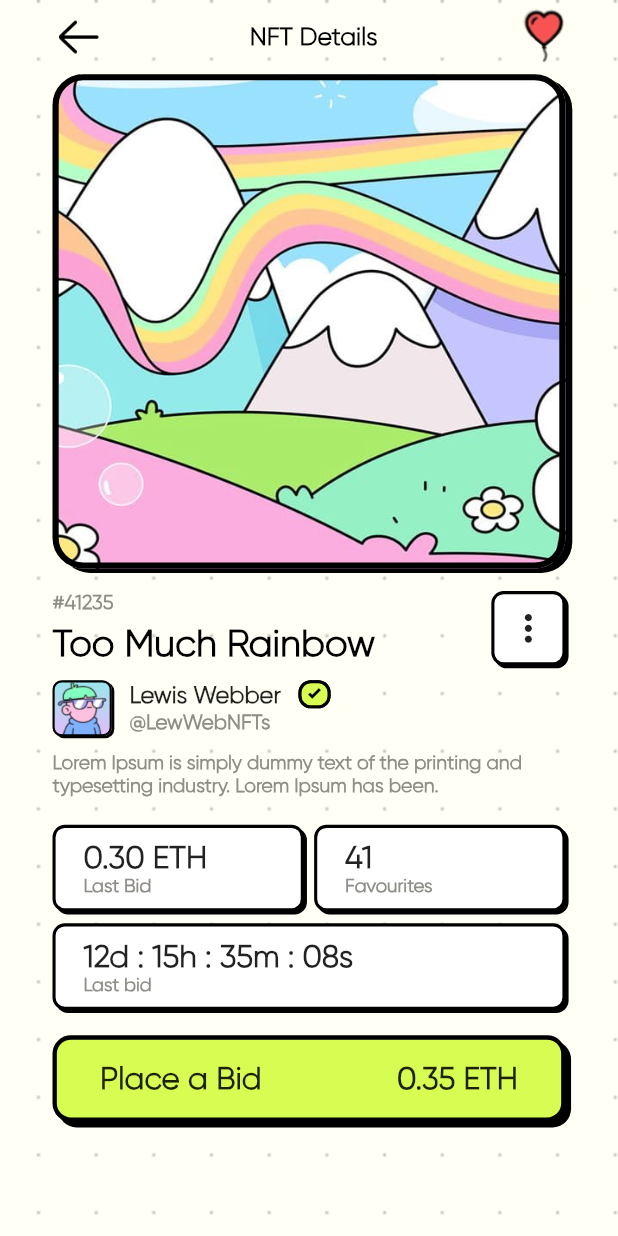
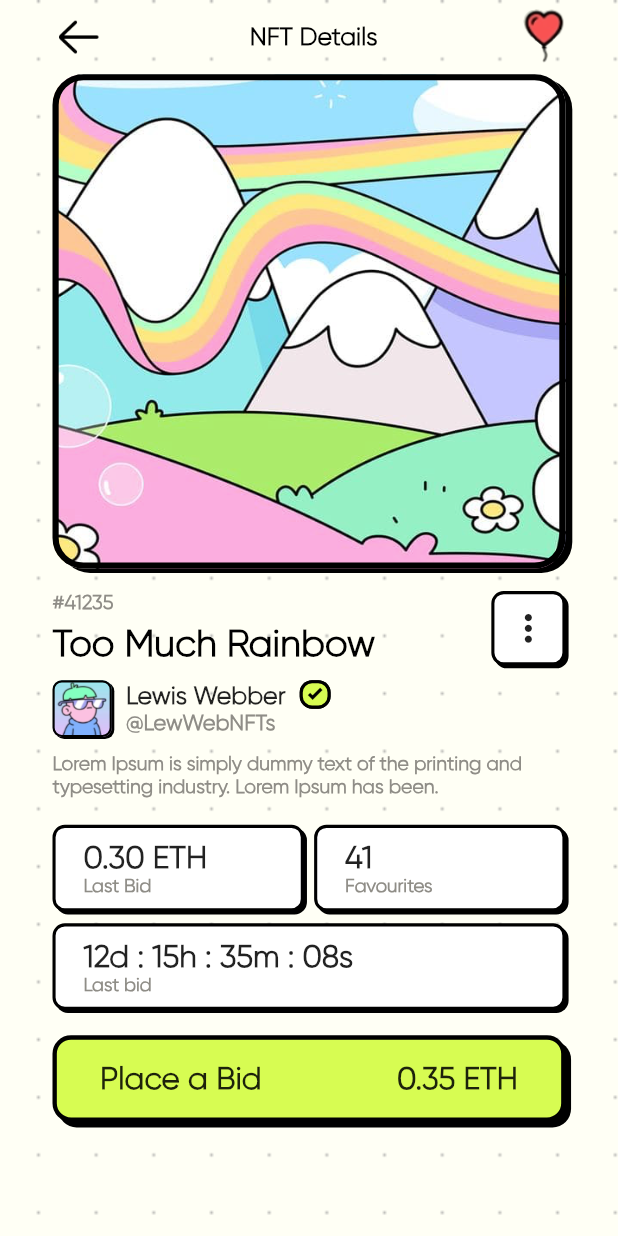
Before and after one commit to oberdancunha/flutter-neubrutalism-nft-marketplace, a Flutter app: the screen it shows after launch, on a phone screen of 412 x 824 dp. Run offline on Flutter 3.47's test engine with Material 2 defaults, Android fonts, the phone set to English and light mode, and no system bars; project files that could hold a hidden picture were left out.

Commit message:
Adjust layout size.

```diff
--- a/lib/components/user/user_checked_widget.dart
+++ b/lib/components/user/user_checked_widget.dart
@@ -10,15 +10,17 @@ class UserCheckedWidget extends StatelessWidget {
   Widget build(BuildContext context) => LayoutBuilder(
         builder: (_, constraints) => UIContainer(
           height: constraints.maxHeight * 0.5,
-          width: MediaQuery.sizeOf(context).width * 0.052,
+          width: MediaQuery.sizeOf(context).width * 0.05,
           radius: MediaQuery.sizeOf(context).width * 0.02,
           borderWidth: MediaQuery.sizeOf(context).width * 0.005,
           shadow: Offset.zero,
           backgroundColor: Theme.of(context).colorScheme.secondary,
-          child: Icon(
-            CustomIcon.ok,
-            size: MediaQuery.sizeOf(context).width * 0.021,
-            color: Colors.black,
+          child: Center(
+            child: Icon(
+              CustomIcon.ok,
+              size: MediaQuery.sizeOf(context).width * 0.024,
+              color: Colors.black,
+            ),
           ),
         ),
       );
--- a/lib/components/user/user_identify_widget.dart
+++ b/lib/components/user/user_identify_widget.dart
@@ -11,14 +11,14 @@ class UserIdentifyWidget extends StatelessWidget {
           Text(
             'Lewis Webber',
             style: TextStyle(
-              fontSize: MediaQuery.sizeOf(context).width * 0.038,
+              fontSize: MediaQuery.sizeOf(context).width * 0.04,
               fontWeight: FontWeight.w700,
             ),
           ),
           Text(
             '@LewWebNFTs',
             style: Theme.of(context).textTheme.displaySmall!.copyWith(
-                  fontSize: MediaQuery.sizeOf(context).width * 0.033,
+                  fontSize: MediaQuery.sizeOf(context).width * 0.035,
                 ),
           ),
         ],
--- a/lib/components/user/user_widget.dart
+++ b/lib/components/user/user_widget.dart
@@ -16,7 +16,7 @@ class UserWidget extends StatelessWidget {
           crossAxisAlignment: CrossAxisAlignment.start,
           children: [
             SizedBox(
-              height: MediaQuery.sizeOf(context).width * 0.091,
+              height: MediaQuery.sizeOf(context).width * 0.092,
               width: MediaQuery.sizeOf(context).width * 0.45,
               child: const Row(
                 mainAxisAlignment: MainAxisAlignment.spaceBetween,
```
